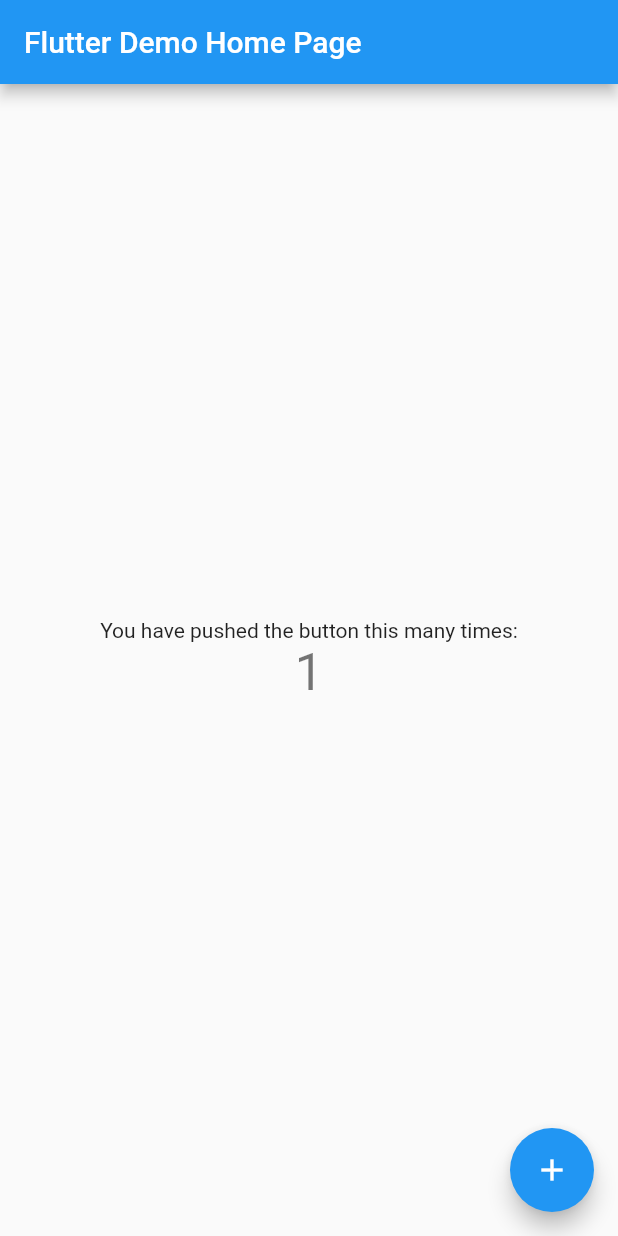
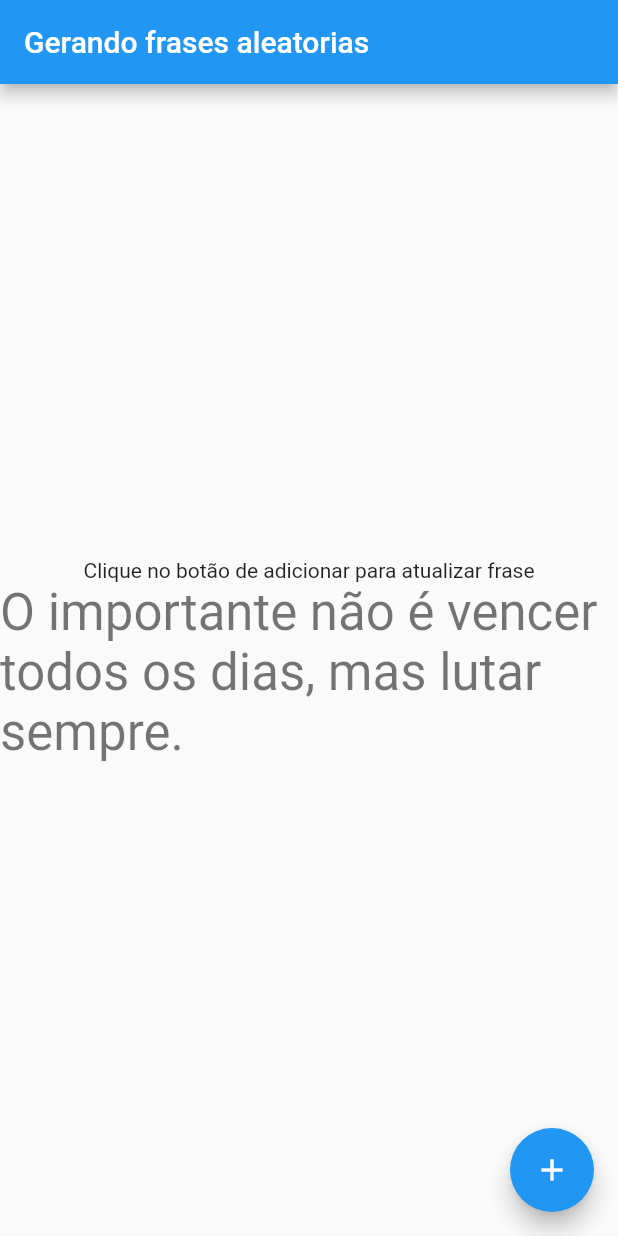
Before and after one commit to JonatanSilvaa/Flutter, a Flutter app: the MyHomePage screen opened directly, after a tap on the "add" icon, on a phone screen of 412 x 824 dp. Run offline on Flutter 3.47's test engine with Material 2 defaults, Android fonts, the phone set to English and light mode, and no system bars.

Commit message:
atualizações

```diff
--- a/lib/main.dart
+++ b/lib/main.dart
@@ -1,3 +1,5 @@
+import 'dart:math';
+
 import 'package:flutter/material.dart';
 
 void main() {
@@ -15,14 +17,13 @@ class MyApp extends StatelessWidget {
       theme: ThemeData(
         primarySwatch: Colors.blue,
       ),
-      home: const MyHomePage(title: 'Flutter Demo Home Page'),
+      home: const MyHomePage(title: 'Gerando frases aleatorias'),
     );
   }
 }
 
 class MyHomePage extends StatefulWidget {
   const MyHomePage({Key? key, required this.title}) : super(key: key);
-
 
   final String title;
 
@@ -31,34 +32,35 @@ class MyHomePage extends StatefulWidget {
 }
 
 class _MyHomePageState extends State<MyHomePage> {
-  int _counter = 0;
+  int _numero_aleatorio = 0;
+  List lista_frases = [
+    "O importante não é vencer todos os dias, mas lutar sempre.",
+    "Maior que a tristeza de não haver vencido é a vergonha de não ter lutado!",
+    "É melhor conquistar a si mesmo do que vencer mil batalhas.",
+    "Quem ousou conquistar e saiu pra lutar, chega mais longe!"
+  ];
 
   void _incrementCounter() {
     setState(() {
-
-      _counter++;
+      _numero_aleatorio = new Random().nextInt(4);
     });
   }
 
   @override
   Widget build(BuildContext context) {
-
     return Scaffold(
       appBar: AppBar(
-
         title: Text(widget.title),
       ),
       body: Center(
-
         child: Column(
-
           mainAxisAlignment: MainAxisAlignment.center,
           children: <Widget>[
             const Text(
-              'You have pushed the button this many times:',
+              'Clique no botão de adicionar para atualizar frase',
             ),
             Text(
-              '$_counter',
+              lista_frases[_numero_aleatorio],
               style: Theme.of(context).textTheme.headline4,
             ),
           ],
```
